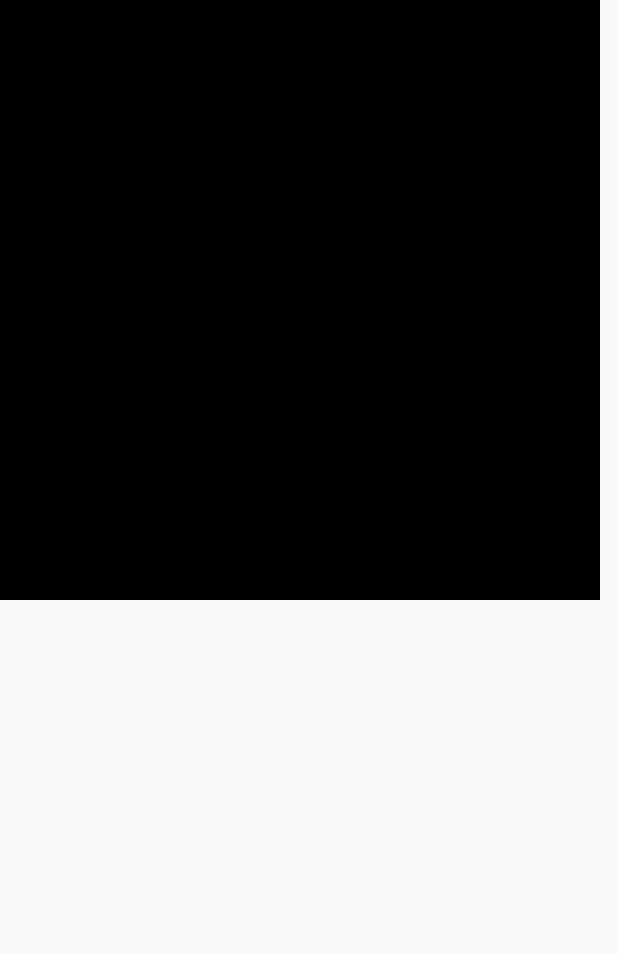
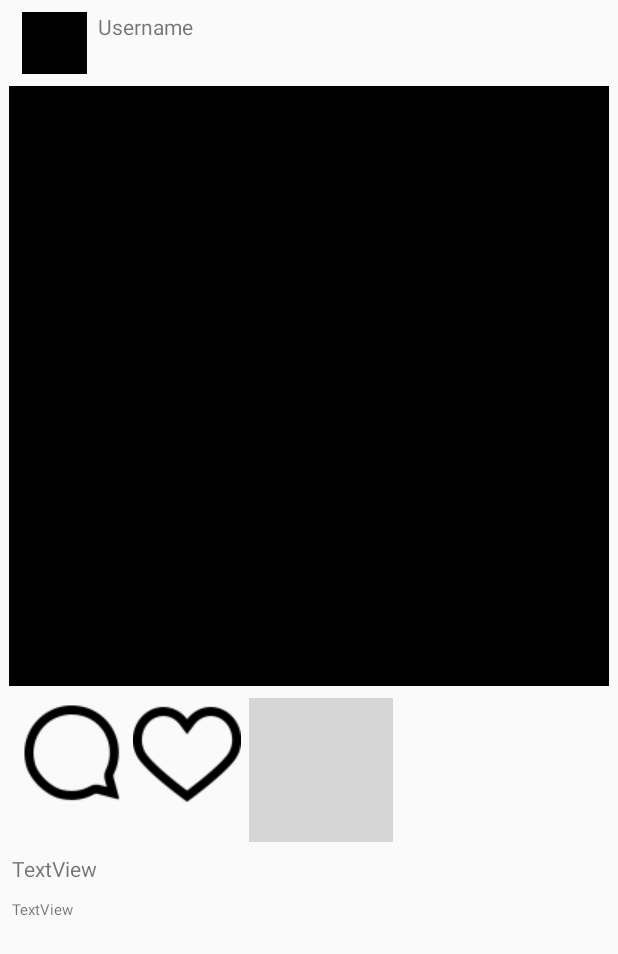
Before and after one commit to VerdantPanda/MyInstagram, an Android app: the layout item_post.xml on its own in the app's theme, with its tools: preview values and no code run, on a phone screen of 412 x 824 dp. Shown: the top 954 px of the screen. Run offline under Robolectric (Android 15) with nearby library versions, the phone set to English and light mode, and no system bars; grey boxes are pictures that could not be loaded.

Commit message:
Posts from backend are now displayed in RecyclerView along with user information and post descriptions.

```diff
--- a/app/src/main/java/com/example/myinstagram/model/Post.java
+++ b/app/src/main/java/com/example/myinstagram/model/Post.java
@@ -11,6 +11,7 @@ public class Post extends ParseObject {
     private static final String KEY_DESCRIPTION = "description";
     private static final String KEY_IMAGE = "image";
     private static final String KEY_USER = "user";
+
 
     public String getDescription() {
         return getString(KEY_DESCRIPTION);
@@ -35,6 +36,8 @@ public class Post extends ParseObject {
     public void setUser(ParseUser user) {
         put(KEY_USER, user);
     }
+
+
 
     public Post() {
     }
--- a/app/src/main/res/layout/activity_home.xml
+++ b/app/src/main/res/layout/activity_home.xml
@@ -7,7 +7,7 @@
     tools:context=".HomeActivity">
 
     <android.support.v7.widget.RecyclerView
-        android:id="@+id/recyclerView"
+        android:id="@+id/rvPosts"
         android:layout_width="0dp"
         android:layout_height="0dp"
         app:layout_constraintBottom_toTopOf="@+id/bottomNavigationView"
@@ -22,8 +22,9 @@
         android:layout_height="50dp"
         app:layout_constraintBottom_toBottomOf="parent"
         app:layout_constraintEnd_toEndOf="parent"
+        app:layout_constraintHorizontal_bias="0.0"
         app:layout_constraintStart_toStartOf="parent"
-        app:layout_constraintTop_toBottomOf="@+id/recyclerView"
+        app:layout_constraintTop_toBottomOf="@+id/rvPosts"
         app:menu="@menu/my_navigation_items" />
 
 </android.support.constraint.ConstraintLayout>
--- a/app/src/main/res/layout/item_post.xml
+++ b/app/src/main/res/layout/item_post.xml
@@ -1,26 +1,81 @@
 <?xml version="1.0" encoding="utf-8"?>
-<android.support.constraint.ConstraintLayout
-    xmlns:android="http://schemas.android.com/apk/res/android"
+<android.support.constraint.ConstraintLayout xmlns:android="http://schemas.android.com/apk/res/android"
     xmlns:app="http://schemas.android.com/apk/res-auto"
     xmlns:tools="http://schemas.android.com/tools"
-    android:layout_width="match_parent"
-    android:layout_height="match_parent">
+    android:layout_width="wrap_content"
+    android:layout_height="wrap_content">
+
+    <android.support.constraint.ConstraintLayout
+        android:id="@+id/constraintLayout2"
+        android:layout_width="415dp"
+        android:layout_height="wrap_content"
+        app:layout_constraintBottom_toTopOf="@+id/ivPostImage"
+        app:layout_constraintEnd_toEndOf="parent"
+        app:layout_constraintStart_toStartOf="parent"
+        app:layout_constraintTop_toTopOf="parent">
+
+        <TextView
+            android:id="@+id/tvPostUser"
+            android:layout_width="65dp"
+            android:layout_height="wrap_content"
+            android:layout_marginEnd="283dp"
+            android:layout_marginRight="283dp"
+            android:text="Username"
+            app:layout_constraintEnd_toEndOf="parent"
+            app:layout_constraintTop_toTopOf="@+id/ivPostUserImage" />
+
+        <ImageView
+            android:id="@+id/ivPostUserImage"
+            android:layout_width="43dp"
+            android:layout_height="41dp"
+            android:layout_marginStart="16dp"
+            android:layout_marginLeft="16dp"
+            android:layout_marginTop="8dp"
+            app:layout_constraintStart_toStartOf="parent"
+            app:layout_constraintTop_toTopOf="parent"
+            app:srcCompat="@android:color/black" />
+    </android.support.constraint.ConstraintLayout>
+
+    <ImageView
+        android:id="@+id/ivPostImage"
+        android:layout_width="400dp"
+        android:layout_height="400dp"
+        android:layout_marginStart="8dp"
+        android:layout_marginLeft="8dp"
+        android:layout_marginTop="8dp"
+        android:layout_marginEnd="8dp"
+        android:layout_marginRight="8dp"
+        android:background="#9B9B9B"
+        app:layout_constraintBottom_toTopOf="@+id/linearLayout2"
+        app:layout_constraintEnd_toEndOf="parent"
+        app:layout_constraintStart_toStartOf="parent"
+        app:layout_constraintTop_toBottomOf="@+id/constraintLayout2"
+        app:srcCompat="@android:color/black" />
 
     <LinearLayout
+        android:id="@+id/linearLayout2"
         android:layout_width="400dp"
         android:layout_height="wrap_content"
+        android:layout_marginStart="8dp"
+        android:layout_marginLeft="8dp"
+        android:layout_marginTop="8dp"
+        android:layout_marginEnd="8dp"
+        android:layout_marginRight="8dp"
         android:orientation="horizontal"
-        tools:layout_editor_absoluteX="5dp"
-        tools:layout_editor_absoluteY="486dp">
+        app:layout_constraintBottom_toTopOf="@+id/tvDescription"
+        app:layout_constraintEnd_toEndOf="parent"
+        app:layout_constraintStart_toStartOf="parent"
+        app:layout_constraintTop_toBottomOf="@+id/ivPostImage">
 
         <ImageView
-            android:id="@+id/imageView4"
+            android:id="@+id/ivComment"
             android:layout_width="wrap_content"
             android:layout_height="wrap_content"
+            android:layout_marginLeft="5dp"
             app:srcCompat="@drawable/ufi_comment" />
 
         <ImageView
-            android:id="@+id/imageView3"
+            android:id="@+id/ivLike"
             android:layout_width="wrap_content"
             android:layout_height="wrap_content"
             android:layout_marginLeft="5dp"
@@ -28,43 +83,43 @@
             app:srcCompat="@drawable/ufi_heart" />
 
         <ImageView
-            android:id="@+id/imageView6"
+            android:id="@+id/ivSend"
             android:layout_width="wrap_content"
             android:layout_height="wrap_content"
             app:srcCompat="@drawable/direct" />
 
         <ImageView
-            android:id="@+id/imageView7"
+            android:id="@+id/ivSave"
             android:layout_width="21dp"
             android:layout_height="25dp"
-            android:layout_marginLeft="300dp"
+            android:layout_marginLeft="270dp"
             app:srcCompat="@drawable/ufi_save_active" />
     </LinearLayout>
 
-    <ImageView
-        android:id="@+id/imageView2"
-        android:layout_width="400dp"
-        android:layout_height="400dp"
-        app:srcCompat="@android:color/black"
-        tools:layout_editor_absoluteX="5dp"
-        tools:layout_editor_absoluteY="77dp" />
+    <TextView
+        android:id="@+id/tvDescription"
+        android:layout_width="0dp"
+        android:layout_height="30dp"
+        android:layout_marginStart="8dp"
+        android:layout_marginLeft="8dp"
+        android:layout_marginTop="8dp"
+        android:layout_marginEnd="8dp"
+        android:layout_marginRight="8dp"
+        android:text="TextView"
+        app:layout_constraintBottom_toTopOf="@+id/ivPostImage"
+        app:layout_constraintEnd_toEndOf="parent"
+        app:layout_constraintStart_toStartOf="parent"
+        app:layout_constraintTop_toBottomOf="@+id/linearLayout2" />
 
     <TextView
-        android:id="@+id/textView"
+        android:id="@+id/tvTimeStamp"
         android:layout_width="wrap_content"
         android:layout_height="wrap_content"
         android:layout_marginStart="8dp"
         android:layout_marginLeft="8dp"
         android:text="TextView"
-        app:layout_constraintStart_toEndOf="@+id/imageView8"
-        tools:layout_editor_absoluteY="16dp" />
-
-    <ImageView
-        android:id="@+id/imageView8"
-        android:layout_width="43dp"
-        android:layout_height="41dp"
-        app:srcCompat="@android:color/black"
-        tools:layout_editor_absoluteX="9dp"
-        tools:layout_editor_absoluteY="16dp" />
+        android:textSize="10sp"
+        app:layout_constraintStart_toStartOf="parent"
+        app:layout_constraintTop_toBottomOf="@+id/tvDescription" />
 
 </android.support.constraint.ConstraintLayout>
```
Also changed, not shown: app/build.gradle (+11 -0 lines), app/src/main/java/com/example/myinstagram/HomeActivity.java (+41 -15 lines), app/src/main/java/com/example/myinstagram/PostAdapter.java (added, +90 -0 lines).
